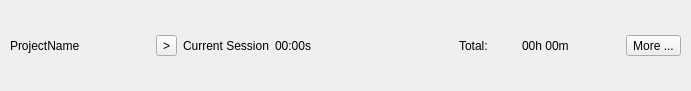
The window that ui/ProjectWidget.ui (aseiis/epochplusplus) describes before a commit, drawn with Qt 5.
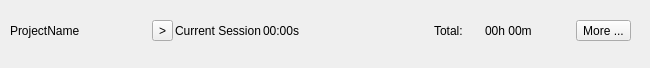
The same window after the commit.

Commit message: updated layout into a well-sized scrollable area

Patch:
```diff
--- a/ui/ProjectWidget.ui
+++ b/ui/ProjectWidget.ui
@@ -2,21 +2,62 @@
 <ui version="4.0">
  <class>ProjectWidgetClass</class>
  <widget class="QWidget" name="ProjectWidgetClass">
+  <property name="geometry">
+   <rect>
+    <x>0</x>
+    <y>0</y>
+    <width>650</width>
+    <height>68</height>
+   </rect>
+  </property>
+  <property name="sizePolicy">
+   <sizepolicy hsizetype="Fixed" vsizetype="Fixed">
+    <horstretch>0</horstretch>
+    <verstretch>0</verstretch>
+   </sizepolicy>
+  </property>
+  <property name="minimumSize">
+   <size>
+    <width>650</width>
+    <height>68</height>
+   </size>
+  </property>
+  <property name="maximumSize">
+   <size>
+    <width>650</width>
+    <height>68</height>
+   </size>
+  </property>
   <property name="windowTitle">
    <string>Form</string>
   </property>
   <widget class="QWidget" name="verticalLayoutWidget_2">
    <property name="geometry">
     <rect>
-     <x>10</x>
-     <y>10</y>
-     <width>671</width>
-     <height>71</height>
+     <x>0</x>
+     <y>0</y>
+     <width>641</width>
+     <height>61</height>
     </rect>
    </property>
    <layout class="QVBoxLayout" name="MainProjectContainer">
+    <property name="spacing">
+     <number>2</number>
+    </property>
     <item>
      <layout class="QHBoxLayout" name="MainProjectLayout">
+      <property name="leftMargin">
+       <number>10</number>
+      </property>
+      <property name="topMargin">
+       <number>2</number>
+      </property>
+      <property name="rightMargin">
+       <number>10</number>
+      </property>
+      <property name="bottomMargin">
+       <number>2</number>
+      </property>
       <item>
        <widget class="QLabel" name="projectNameLabel">
         <property name="minimumSize">
```
The commit also changes 4 other files.
